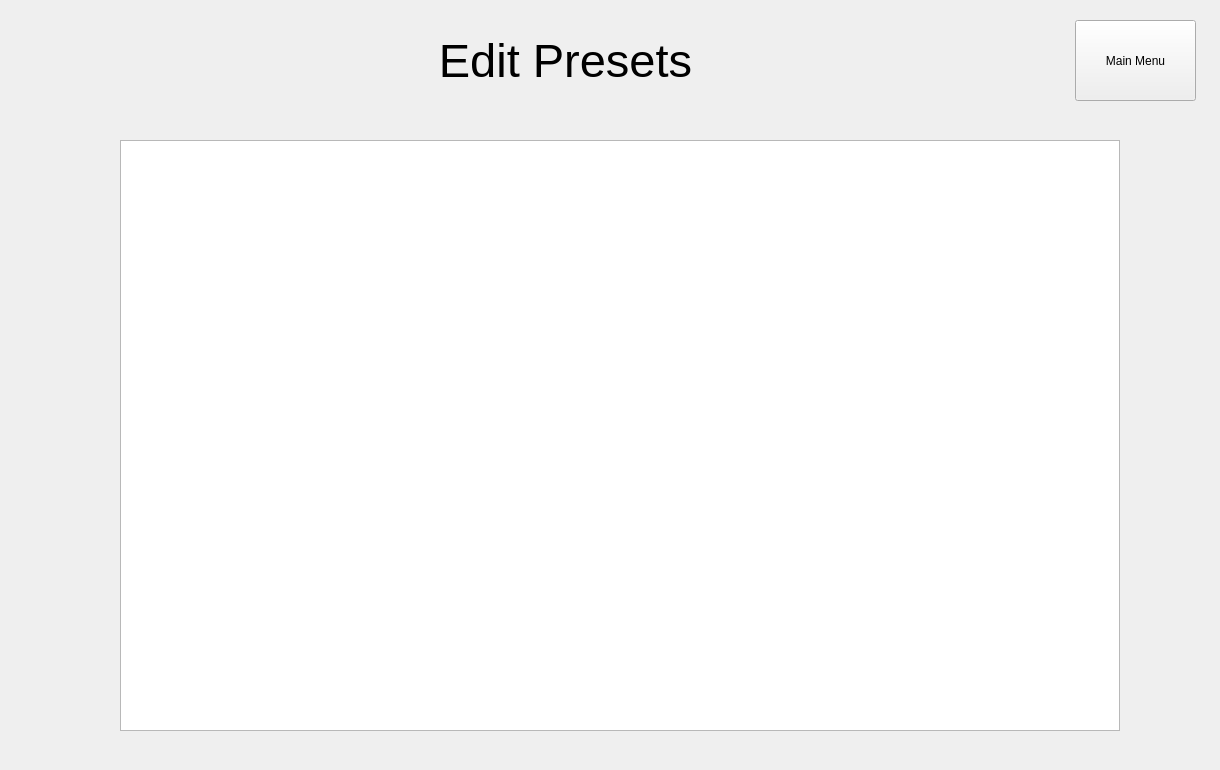
frogstarbop/BatchOps, file edit_presets.ui: the form before one commit.
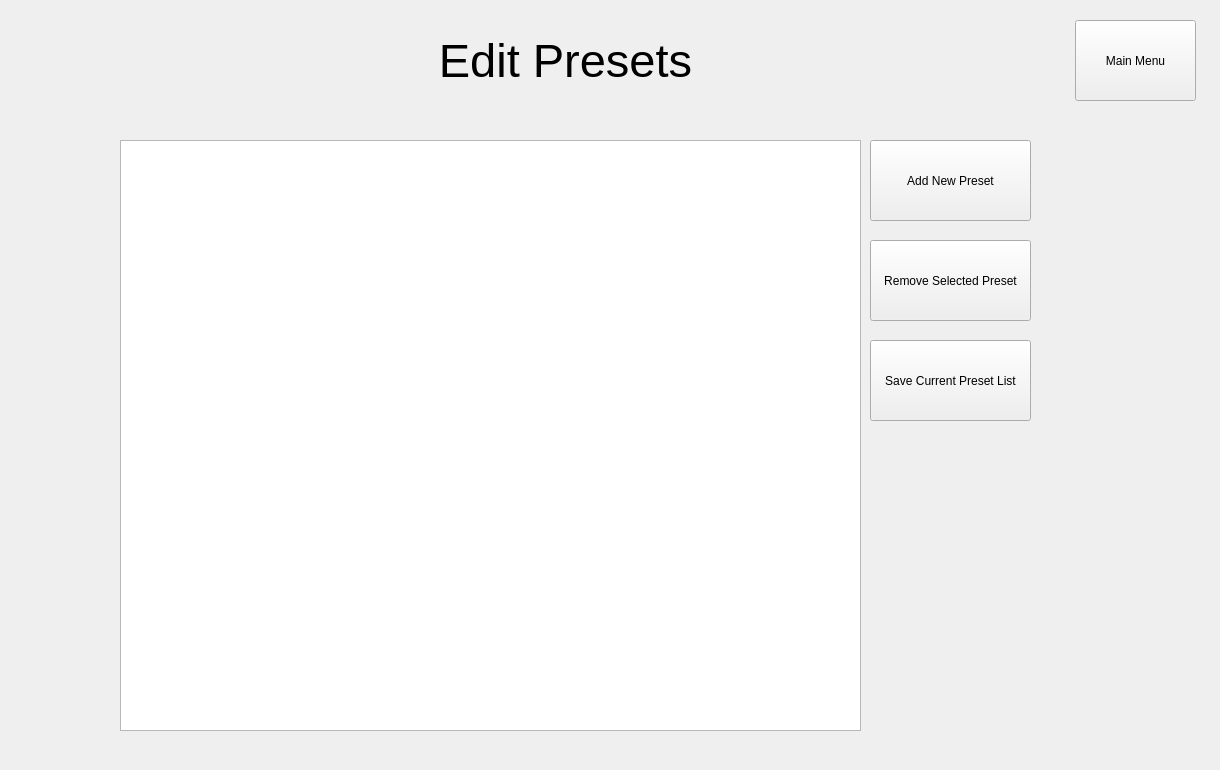
The form after the commit. Icons and pictures are not drawn.

Commit message: #2 More generic presets list previous version was set to specifically create in the format of the CompressionSettings class, there will of course be other settings classes so the UI needs to be able to handle that

```diff
--- a/edit_presets.ui
+++ b/edit_presets.ui
@@ -71,11 +71,50 @@
     <rect>
      <x>120</x>
      <y>140</y>
-     <width>1000</width>
+     <width>741</width>
      <height>591</height>
     </rect>
    </property>
   </widget>
+  <widget class="QPushButton" name="addPresetButton">
+   <property name="geometry">
+    <rect>
+     <x>870</x>
+     <y>140</y>
+     <width>161</width>
+     <height>81</height>
+    </rect>
+   </property>
+   <property name="text">
+    <string>Add New Preset</string>
+   </property>
+  </widget>
+  <widget class="QPushButton" name="removePresetButton">
+   <property name="geometry">
+    <rect>
+     <x>870</x>
+     <y>240</y>
+     <width>161</width>
+     <height>81</height>
+    </rect>
+   </property>
+   <property name="text">
+    <string>Remove Selected Preset</string>
+   </property>
+  </widget>
+  <widget class="QPushButton" name="savePresetButton">
+   <property name="geometry">
+    <rect>
+     <x>870</x>
+     <y>340</y>
+     <width>161</width>
+     <height>81</height>
+    </rect>
+   </property>
+   <property name="text">
+    <string>Save Current Preset List</string>
+   </property>
+  </widget>
  </widget>
  <resources/>
  <connections/>
```
The commit also changes 1 other file.
